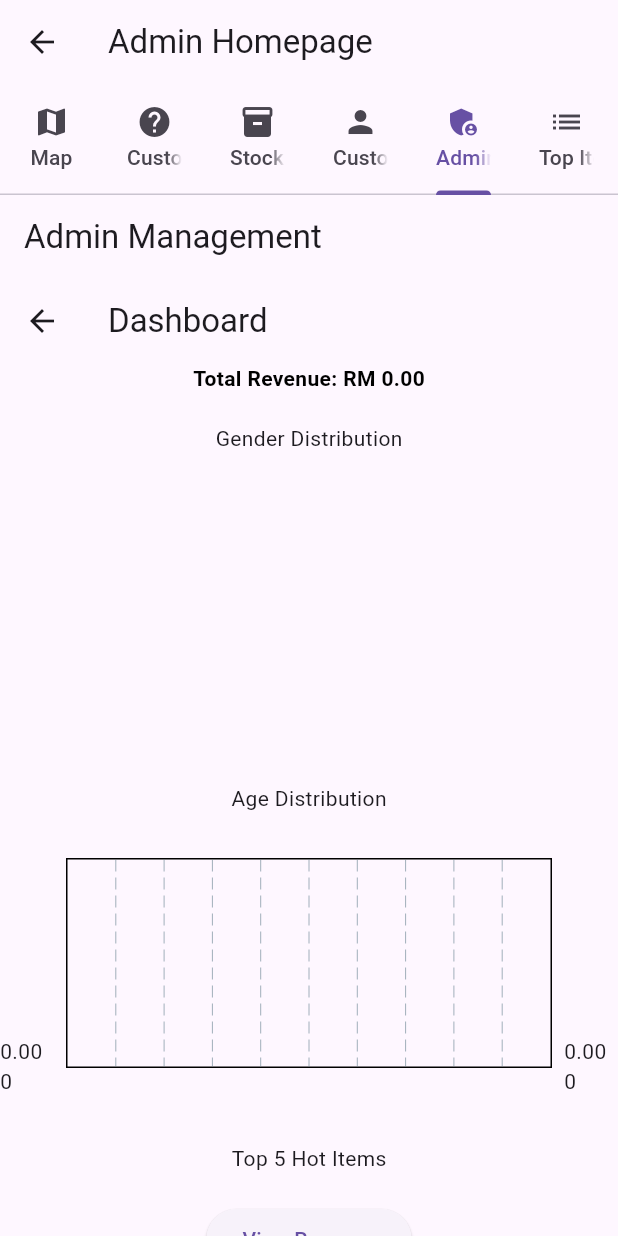
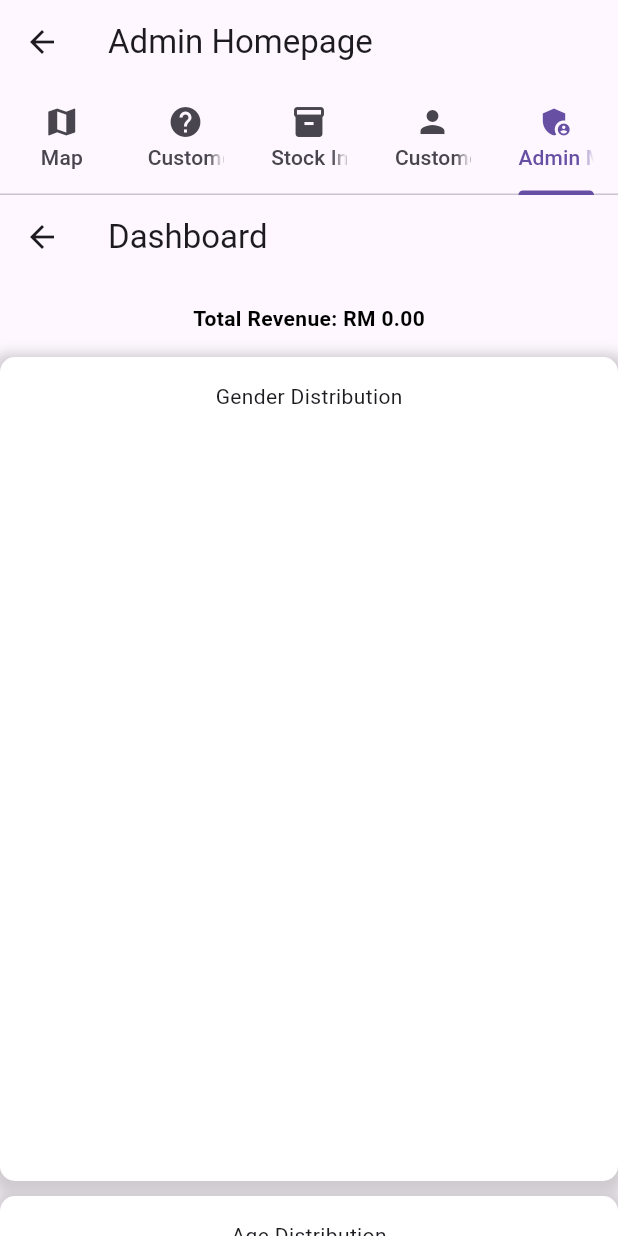
Before and after one commit to hanxi27/Admin-Website, a Flutter app: the AdminHomepage screen opened by its route, tab 5 chosen, on a phone screen of 412 x 824 dp. Run offline on Flutter 3.47's test engine with Material 3 defaults, Android fonts, the light colour scheme and no system bars; drawn by our look-alikes of fl_chart; our stand-ins replace badges, cloud_firestore, file_picker, firebase_analytics, firebase_auth, firebase_core and 2 more; accounts and stored records are empty; network calls fail; project files that could hold a hidden picture were left out.

Commit message:
admin_management

```diff
--- a/lib/Map/region.dart
+++ b/lib/Map/region.dart
@@ -70,7 +70,7 @@ List<SelectableRegion> getSelectableRegions(
       top: mapCoordinate(0.3, -0.2, 1.2, 0.0, floorplanHeight) - dotSize / 2,
       width: mapCoordinate(1.6, -0.2, 1.7, 0.0, floorplanWidth) - mapCoordinate(1.5, -0.2, 1.7, 0.0, floorplanWidth),
       height: mapCoordinate(0.7, -0.2, 1.2, 0.0, floorplanHeight) - mapCoordinate(0.3, -0.2, 1.2, 0.0, floorplanHeight),
-      color: Color.fromARGB(255, 223, 5, 111).withOpacity(0.7),
+      color: Color.fromARGB(255, 67, 55, 67).withOpacity(0.7),
       onTap: () {
         print('Tapped on Nutrition region');
         onRegionTap('Nutrition');
@@ -81,7 +81,7 @@ List<SelectableRegion> getSelectableRegions(
       top: mapCoordinate(0.3, -0.2, 1.2, 0.0, floorplanHeight) - dotSize / 2,
       width: mapCoordinate(1.2, -0.2, 1.7, 0.0, floorplanWidth) - mapCoordinate(1.15, -0.2, 1.7, 0.0, floorplanWidth),
       height: mapCoordinate(0.7, -0.2, 1.2, 0.0, floorplanHeight) - mapCoordinate(0.3, -0.2, 1.2, 0.0, floorplanHeight),
-      color: Colors.grey.withOpacity(0.7),
+      color: Color.fromARGB(255, 205, 70, 209).withOpacity(0.7),
       onTap: () {
         print('Tapped on Supplement region');
         onRegionTap('Supplement');
--- a/lib/admin_homepage.dart
+++ b/lib/admin_homepage.dart
@@ -7,7 +7,6 @@ import 'Customer_Detail/customer_details_page.dart' as customer_detail;
 import 'admin_management_page.dart';
 import 'dashboard/dashboard_screen.dart'; // Import the dashboard screen
 import 'dashboard/revenue.dart'; // Import the revenue screen
-import 'dashboard/top_items.dart'; // Import the top items screen
 
 class AdminHomepage extends StatelessWidget {
   @override
@@ -24,7 +23,6 @@ class AdminHomepage extends StatelessWidget {
               Tab(icon: Icon(Icons.inventory), text: 'Stock Inventory'),
               Tab(icon: Icon(Icons.person), text: 'Customer Details'),
               Tab(icon: Icon(Icons.admin_panel_settings), text: 'Admin Management'),
-              Tab(icon: Icon(Icons.list), text: 'Top Items'), // New tab for Top Items
             ],
           ),
         ),
@@ -35,7 +33,6 @@ class AdminHomepage extends StatelessWidget {
             stock_inventory.StockInventoryPage(),
             customer_detail.CustomerDetailsPage(),
             AdminManagementPage(),
-            TopItemsScreen(), // New Top Items Page
           ],
         ),
       ),
--- a/lib/admin_management_page.dart
+++ b/lib/admin_management_page.dart
@@ -5,10 +5,6 @@ class AdminManagementPage extends StatelessWidget {
   @override
   Widget build(BuildContext context) {
     return Scaffold(
-      appBar: AppBar(
-        title: Text('Admin Management'),
-        automaticallyImplyLeading: false, // This line removes the back button
-      ),
       body: DashboardScreen(), // Display the DashboardScreen
     );
   }
--- /dev/null
+++ b/lib/dashboard/age.dart
@@ -0,0 +1,194 @@
+import 'package:flutter/material.dart';
+import 'package:cloud_firestore/cloud_firestore.dart';
+import 'package:fl_chart/fl_chart.dart';
+
+class AgeDistributionWidget extends StatefulWidget {
+  @override
+  _AgeDistributionWidgetState createState() => _AgeDistributionWidgetState();
+}
+
+class _AgeDistributionWidgetState extends State<AgeDistributionWidget> {
+  Map<String, int> ageDistribution = {'<21': 0, '21-35': 0, '36-59': 0, '>59': 0};
+
+  @override
+  void initState() {
+    super.initState();
+    fetchAgeDistribution();
+  }
+
+  Future<void> fetchAgeDistribution() async {
+    QuerySnapshot querySnapshot = await FirebaseFirestore.instance.collection('users').get();
+    Map<String, int> ageDist = {'<21': 0, '21-35': 0, '36-59': 0, '>59': 0};
+    for (var doc in querySnapshot.docs) {
+      final String? ageStr = doc['age']?.toString();
+      if (ageStr != null) {
+        int age = int.parse(ageStr);
+        if (age < 21) {
+          ageDist['<21'] = ageDist['<21']! + 1;
+        } else if (age >= 21 && age <= 35) {
+          ageDist['21-35'] = ageDist['21-35']! + 1;
+        } else if (age >= 36 && age <= 59) {
+          ageDist['36-59'] = ageDist['36-59']! + 1;
+        } else {
+          ageDist['>59'] = ageDist['>59']! + 1;
+        }
+      }
+    }
+    setState(() {
+      ageDistribution = ageDist;
+    });
+  }
+
+  List<BarChartGroupData> _createAgeData() {
+    return ageDistribution.entries.map((entry) {
+      int index;
+      switch (entry.key) {
+        case '<21':
+          index = 0;
+          break;
+        case '21-35':
+          index = 1;
+          break;
+        case '36-59':
+          index = 2;
+          break;
+        case '>59':
+          index = 3;
+          break;
+        default:
+          index = 0;
+      }
+      return BarChartGroupData(
+        x: index,
+        barRods: [
+          BarChartRodData(
+            toY: entry.value.toDouble(),
+            color: Colors.lightBlueAccent,
+            width: 30,
+            borderRadius: BorderRadius.circular(0),
+          )
+        ],
+      );
+    }).toList()
+    ..sort((a, b) => a.x.compareTo(b.x));
+  }
+
+  @override
+  Widget build(BuildContext context) {
+    return Container(
+      height: 300,
+      padding: const EdgeInsets.all(16.0),
+      decoration: BoxDecoration(
+        color: Colors.white,
+        borderRadius: BorderRadius.circular(10),
+        boxShadow: [
+          BoxShadow(
+            color: Colors.grey.withOpacity(0.5),
+            spreadRadius: 5,
+            blurRadius: 7,
+            offset: Offset(0, 3),
+          ),
+        ],
+      ),
+      child: Column(
+        children: [
+          const Text('Age Distribution'),
+          Expanded(
+            child: Padding(
+              padding: const EdgeInsets.all(8.0),
+              child: BarChart(
+                BarChartData(
+                  alignment: BarChartAlignment.spaceAround,
+                  barGroups: _createAgeData(),
+                  titlesData: FlTitlesData(
+                    leftTitles: AxisTitles(
+                      sideTitles: SideTitles(showTitles: true),
+                    ),
+                    rightTitles: AxisTitles(
+                      sideTitles: SideTitles(showTitles: false),
+                    ),
+                    topTitles: AxisTitles(
+                      sideTitles: SideTitles(showTitles: false),
+                    ),
+                    bottomTitles: AxisTitles(
+                      sideTitles: SideTitles(
+                        showTitles: true,
+                        reservedSize: 40,
+                        getTitlesWidget: (double value, TitleMeta meta) {
+                          String text;
+                          switch (value.toInt()) {
+                            case 0:
+                              text = '<21';
+                              break;
+                            case 1:
+                              text = '21-35';
+                              break;
+                            case 2:
+                              text = '36-59';
+                              break;
+                            case 3:
+                              text = '>59';
+                              break;
+                            default:
+                              return Container();
+                          }
+                          return SideTitleWidget(
+                            axisSide: meta.axisSide,
+                            space: 8,
+                            child: Text(text),
+                          );
+                        },
+                      ),
+                    ),
+                  ),
+                  barTouchData: BarTouchData(
+                    enabled: true,
+                    touchTooltipData: BarTouchTooltipData(
+                      tooltipPadding: const EdgeInsets.all(8),
+                      getTooltipItem: (group, groupIndex, rod, rodIndex) {
+                        String ageRange;
+                        switch (group.x.toInt()) {
+                          case 0:
+                            ageRange = '<21';
+                            break;
+                          case 1:
+                            ageRange = '21-35';
+                            break;
+                          case 2:
+                            ageRange = '36-59';
+                            break;
+                          case 3:
+                            ageRange = '>59';
+                            break;
+                          default:
+                            ageRange = '';
+                        }
+                        return BarTooltipItem(
+                          '$ageRange\n${rod.toY}',
+                          TextStyle(color: Colors.yellow),
+                        );
+                      },
+                    ),
+                    touchCallback: (FlTouchEvent event, BarTouchResponse? barTouchResponse) {
+                      setState(() {
+                        if (event.isInterestedForInteractions &&
+                            barTouchResponse != null &&
+                            barTouchResponse.spot != null) {
+                          final spot = barTouchResponse.spot;
+                          final index = spot!.touchedBarGroupIndex;
+                          if (index != -1) {
+                            print('Touched index: $index');
+                          }
+                        }
+                      });
+                    },
+                  ),
+                ),
+              ),
+            ),
+          ),
+        ],
+      ),
+    );
+  }
+}
--- a/lib/dashboard/dashboard_screen.dart
+++ b/lib/dashboard/dashboard_screen.dart
@@ -1,7 +1,9 @@
 import 'package:flutter/material.dart';
 import 'package:cloud_firestore/cloud_firestore.dart';
-import 'package:fl_chart/fl_chart.dart';
-import 'revenue.dart'; // Import the revenue screen
+import 'gender.dart';
+import 'age.dart';
+import 'items.dart';
+import 'category.dart';
 
 class DashboardScreen extends StatefulWidget {
   const DashboardScreen({Key? key}) : super(key: key);
@@ -12,85 +14,21 @@ class DashboardScreen extends StatefulWidget {
 
 class _DashboardScreenState extends State<DashboardScreen> {
   double totalRevenue = 0.0;
-  Map<String, int> genderDistribution = {'Male': 0, 'Female': 0};
-  Map<String, int> ageDistribution = {};
-  List<Map<String, dynamic>> topItems = [];
 
   @override
   void initState() {
     super.initState();
     fetchRevenue();
-    fetchGenderDistribution();
-    fetchAgeDistribution();
-    fetchTopItems();
   }
 
   Future<void> fetchRevenue() async {
     double revenue = 0.0;
     QuerySnapshot purchaseSnapshot = await FirebaseFirestore.instance.collection('purchase_history').get();
-    print('Fetched ${purchaseSnapshot.docs.length} purchase histories');
-
     for (var purchaseDoc in purchaseSnapshot.docs) {
-      print('Purchase document data: ${purchaseDoc.data()}');
       revenue += purchaseDoc['totalPrice'];
     }
-
     setState(() {
       totalRevenue = revenue;
-    });
-    print('Total Revenue: $totalRevenue');
-  }
-
-  Future<void> fetchGenderDistribution() async {
-    QuerySnapshot querySnapshot = await FirebaseFirestore.instance.collection('users').get();
-    int maleCount = 0;
-    int femaleCount = 0;
-    for (var doc in querySnapshot.docs) {
-      String gender = doc['gender'].toString().toLowerCase();
-      if (gender == 'male') maleCount++;
-      if (gender == 'female') femaleCount++;
-    }
-    setState(() {
-      genderDistribution['Male'] = maleCount;
-      genderDistribution['Female'] = femaleCount;
-    });
-  }
-
-  Future<void> fetchAgeDistribution() async {
-    QuerySnapshot querySnapshot = await FirebaseFirestore.instance.collection('users').get();
-    Map<String, int> ageDist = {};
-    for (var doc in querySnapshot.docs) {
-      final String? ageStr = doc['age']?.toString();
-      if (ageStr != null) {
-        if (ageDist.containsKey(ageStr)) {
-          ageDist[ageStr] = ageDist[ageStr]! + 1;
-        } else {
-          ageDist[ageStr] = 1;
-        }
-      }
-    }
-    setState(() {
-      ageDistribution = ageDist;
-    });
-  }
-
-  Future<void> fetchTopItems() async {
-    Map<String, int> itemQuantities = {};
-    QuerySnapshot querySnapshot = await FirebaseFirestore.instance.collection('purchase_history').get();
-    for (var purchaseDoc in querySnapshot.docs) {
-      List<dynamic> items = purchaseDoc['items'];
-      for (var item in items) {
-        String itemName = item['title'];
-        int quantity = int.parse(item['quantity'] ?? '1');  // Ensure quantity is an integer
-        itemQuantities[itemName] = (itemQuantities[itemName] ?? 0) + quantity;
-      }
-    }
-    List<Map<String, dynamic>> sortedItems = itemQuantities.entries
-        .map((entry) => {'name': entry.key, 'quantity': entry.value})
-        .toList()
-      ..sort((a, b) => (b['quantity'] as int).compareTo(a['quantity'] as int));
-    setState(() {
-      topItems = sortedItems.take(5).toList();
     });
   }
 
@@ -100,74 +38,42 @@ class _DashboardScreenState extends State<DashboardScreen> {
       appBar: AppBar(
         title: const Text('Dashboard'),
       ),
-      body: SingleChildScrollView(
-        child: Column(
-          children: [
-            Text('Total Revenue: RM ${totalRevenue.toStringAsFixed(2)}', style: TextStyle(fontWeight: FontWeight.bold, color: Colors.black)),
-            const SizedBox(height: 20),
-            const Text('Gender Distribution'),
-            SizedBox(
-              height: 200,
-              child: PieChart(
-                PieChartData(
-                  sections: _createGenderData(),
+      body: LayoutBuilder(
+        builder: (context, constraints) {
+          return SingleChildScrollView(
+            child: Center(
+              child: ConstrainedBox(
+                constraints: BoxConstraints(maxWidth: 1200),
+                child: Column(
+                  children: [
+                    Padding(
+                      padding: const EdgeInsets.all(16.0),
+                      child: Text(
+                        'Total Revenue: RM ${totalRevenue.toStringAsFixed(2)}',
+                        style: TextStyle(fontWeight: FontWeight.bold, color: Colors.black),
+                      ),
+                    ),
+                    GridView.count(
+                      shrinkWrap: true,
+                      physics: NeverScrollableScrollPhysics(),
+                      crossAxisCount: constraints.maxWidth > 800 ? 2 : 1,
+                      crossAxisSpacing: 10,
+                      mainAxisSpacing: 10,
+                      childAspectRatio: constraints.maxWidth > 800 ? 1.5 : 0.75,
+                      children: [
+                        GenderDistributionWidget(),
+                        AgeDistributionWidget(),
+                        TopItemsWidget(),
+                        TopCategoriesWidget(),
+                      ],
+                    ),
+                  ],
                 ),
               ),
             ),
-            const SizedBox(height: 20),
-            const Text('Age Distribution'),
-            SizedBox(
-              height: 200,
-              child: BarChart(
-                BarChartData(
-                  alignment: BarChartAlignment.spaceAround,
-                  barGroups: _createAgeData(),
-                ),
-              ),
-            ),
-            const SizedBox(height: 20),
-            const Text('Top 5 Hot Items'),
-            ...topItems.map((item) => ListTile(
-              title: Text(item['name']),
-              subtitle: Text('Quantity: ${item['quantity']}'),
-            )),
-            // Include Revenue screen as a button or directly as a widget here
-            const SizedBox(height: 20),
-            ElevatedButton(
-              onPressed: () {
-                Navigator.push(
-                  context,
-                  MaterialPageRoute(builder: (context) => RevenueScreen()),
-                );
-              },
-              child: Text('View Revenue'),
-            ),
-          ],
-        ),
+          );
+        },
       ),
     );
   }
-
-  List<PieChartSectionData> _createGenderData() {
-    return genderDistribution.entries.map((entry) {
-      final isMale = entry.key == 'Male';
-      return PieChartSectionData(
-        color: isMale ? Colors.blue : Colors.pink,
-        value: entry.value.toDouble(),
-        title: '${entry.key}: ${entry.value}',
-      );
-    }).toList();
-  }
-
-  List<BarChartGroupData> _createAgeData() {
-    return ageDistribution.entries.map((entry) {
-      return BarChartGroupData(
-        x: int.parse(entry.key),
-        barRods: [
-          BarChartRodData(toY: entry.value.toDouble(), color: Colors.lightBlueAccent)
-        ],
-      );
-    }).toList()
-    ..sort((a, b) => a.x.compareTo(b.x));
-  }
 }
--- /dev/null
+++ b/lib/dashboard/gender.dart
@@ -0,0 +1,82 @@
+import 'package:flutter/material.dart';
+import 'package:cloud_firestore/cloud_firestore.dart';
+import 'package:fl_chart/fl_chart.dart';
+
+class GenderDistributionWidget extends StatefulWidget {
+  @override
+  _GenderDistributionWidgetState createState() => _GenderDistributionWidgetState();
+}
+
+class _GenderDistributionWidgetState extends State<GenderDistributionWidget> {
+  Map<String, int> genderDistribution = {'Male': 0, 'Female': 0};
+
+  @override
+  void initState() {
+    super.initState();
+    fetchGenderDistribution();
+  }
+
+  Future<void> fetchGenderDistribution() async {
+    QuerySnapshot querySnapshot = await FirebaseFirestore.instance.collection('users').get();
+    int maleCount = 0;
+    int femaleCount = 0;
+    for (var doc in querySnapshot.docs) {
+      String gender = doc['gender'].toString().toLowerCase();
+      if (gender == 'male') maleCount++;
+      if (gender == 'female') femaleCount++;
+    }
+    setState(() {
+      genderDistribution['Male'] = maleCount;
+      genderDistribution['Female'] = femaleCount;
+    });
+  }
+
+  List<PieChartSectionData> _createGenderData() {
+    return genderDistribution.entries.map((entry) {
+      final isMale = entry.key == 'Male';
+      return PieChartSectionData(
+        color: isMale ? Colors.blue : Colors.pink,
+        value: entry.value.toDouble(),
+        title: '${entry.key}: ${entry.value}',
+        radius: 150,
+      );
+    }).toList();
+  }
+
+  @override
+  Widget build(BuildContext context) {
+    return Container(
+      height: 300,
+      padding: const EdgeInsets.all(16.0),
+      decoration: BoxDecoration(
+        color: Colors.white,
+        borderRadius: BorderRadius.circular(10),
+        boxShadow: [
+          BoxShadow(
+            color: Colors.grey.withOpacity(0.5),
+            spreadRadius: 5,
+            blurRadius: 7,
+            offset: Offset(0, 3),
+          ),
+        ],
+      ),
+      child: Column(
+        children: [
+          const Text('Gender Distribution'),
+          Expanded(
+            child: PieChart(
+              PieChartData(
+                sections: _createGenderData(),
+                sectionsSpace: 0,
+                centerSpaceRadius: 0,
+                pieTouchData: PieTouchData(
+                  touchCallback: (FlTouchEvent event, pieTouchResponse) {},
+                ),
+              ),
+            ),
+          ),
+        ],
+      ),
+    );
+  }
+}
--- a/lib/main.dart
+++ b/lib/main.dart
@@ -13,7 +13,6 @@ import 'login_page.dart';
 import 'firebase_options.dart'; // Ensure this file exists
 import 'dashboard/dashboard_screen.dart'; // Import the dashboard screen
 import 'dashboard/revenue.dart'; // Import the revenue screen
-import 'dashboard/top_items.dart'; // Import the top items screen
 import 'Customer_Support/message_provider.dart'; // Import the message provider
 
 Future<void> main() async {
@@ -58,7 +57,6 @@ class MyApp extends StatelessWidget {
           '/customer_details': (context) => customer_detail.CustomerDetailsPage(),
           '/dashboard': (context) => DashboardScreen(), // Add the dashboard route
           '/revenue': (context) => RevenueScreen(), // Add the revenue route
-          '/top_items': (context) => TopItemsScreen(), // Add the top items route
         },
         navigatorObservers: <NavigatorObserver>[observer],
       ),
```
Also changed, not shown: lib/dashboard/analytics_service.dart (deleted, +0 -24 lines), lib/dashboard/category.dart (added, +170 -0 lines), lib/dashboard/items.dart (renamed from lib/dashboard/top_items.dart, +19 -73 lines).
